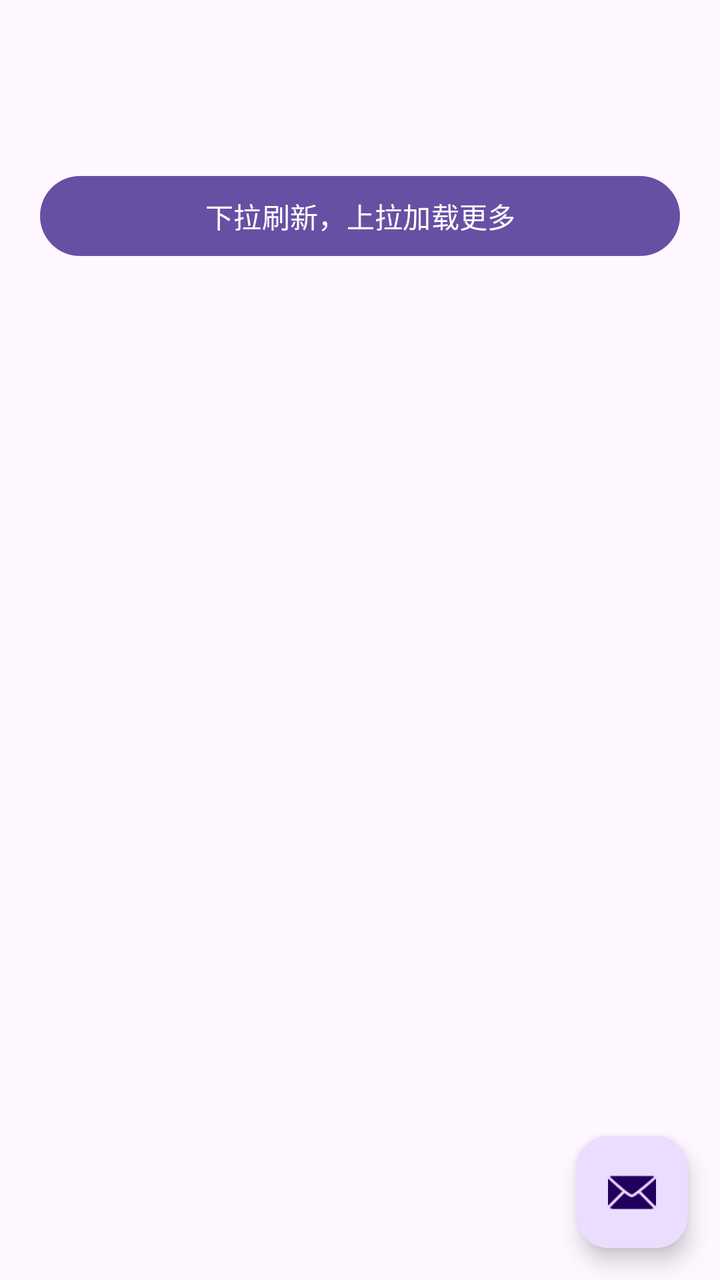
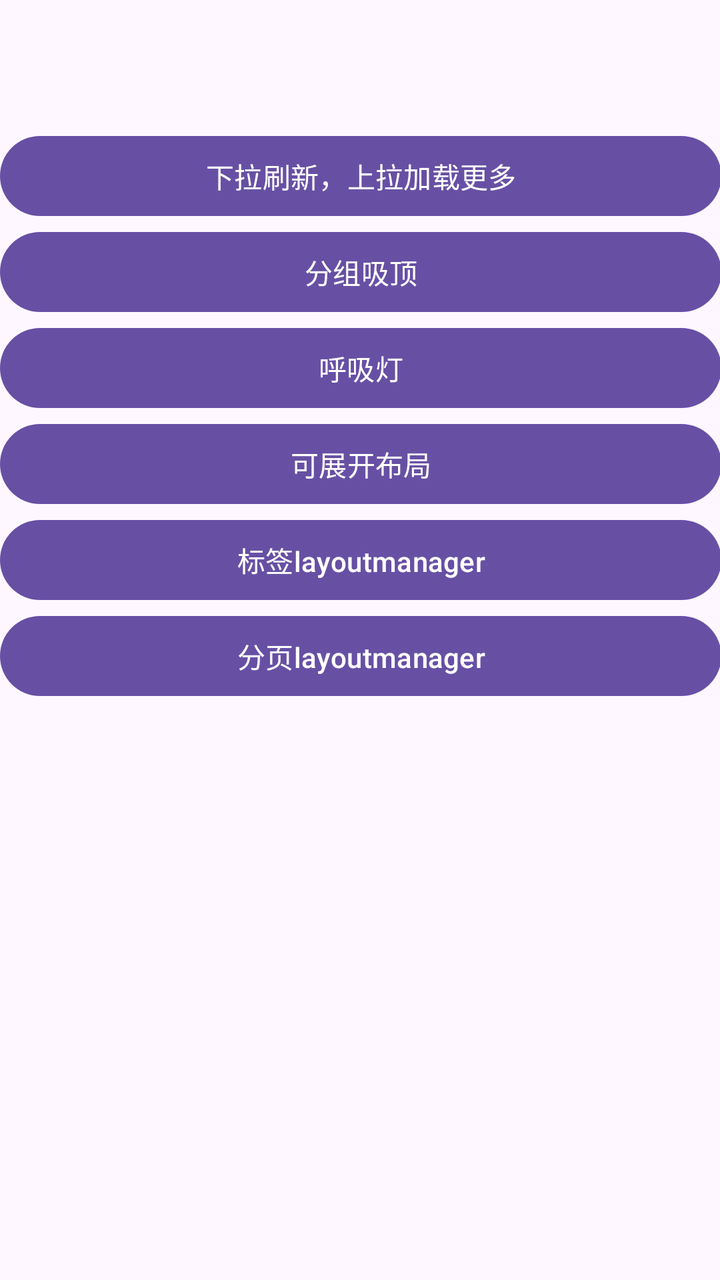

Compare the two renders of this Android layout. The source of the first and the diff that turns it into the second are given below.
<!-- AndroidManifest.xml: activity theme Theme.AppBase -->
<!-- res/layout/activity_main.xml -->
<?xml version="1.0" encoding="utf-8"?>
<androidx.coordinatorlayout.widget.CoordinatorLayout xmlns:android="http://schemas.android.com/apk/res/android"
    xmlns:app="http://schemas.android.com/apk/res-auto"
    xmlns:tools="http://schemas.android.com/tools"
    android:layout_width="match_parent"
    android:layout_height="match_parent"
    android:fitsSystemWindows="true"
    tools:context=".MainActivity">

    <com.google.android.material.appbar.AppBarLayout
        android:layout_width="match_parent"
        android:layout_height="wrap_content"
        android:fitsSystemWindows="true">

        <com.google.android.material.appbar.MaterialToolbar
            android:id="@+id/toolbar"
            android:layout_width="match_parent"
            android:layout_height="?attr/actionBarSize" />

    </com.google.android.material.appbar.AppBarLayout>

    <include
        layout="@layout/content_main"
        android:id="@+id/mLLContent"/>

    <com.google.android.material.floatingactionbutton.FloatingActionButton
        android:id="@+id/fab"
        android:layout_width="wrap_content"
        android:layout_height="wrap_content"
        android:layout_gravity="bottom|end"
        android:layout_marginEnd="@dimen/fab_margin"
        android:layout_marginBottom="16dp"
        app:srcCompat="@android:drawable/ic_dialog_email" />

</androidx.coordinatorlayout.widget.CoordinatorLayout>
<!-- res/layout/content_main.xml (included above) -->
<?xml version="1.0" encoding="utf-8"?>
<LinearLayout xmlns:android="http://schemas.android.com/apk/res/android"
    xmlns:app="http://schemas.android.com/apk/res-auto"
    android:layout_width="match_parent"
    android:layout_height="match_parent"
    android:padding="20dp"
    android:orientation="vertical"
    app:layout_behavior="@string/appbar_scrolling_view_behavior">

    <Button
        android:id="@+id/mBtnLoadMore"
        android:layout_width="match_parent"
        android:layout_height="wrap_content"
        android:text="下拉刷新，上拉加载更多"/>

</LinearLayout>
<!-- resources referenced by this layout -->
<resources>
  <dimen name="fab_margin">16dp</dimen>
  <style name="Theme.AppBase" parent="Base.Theme.AppBase" />
  <style name="Base.Theme.AppBase" parent="Theme.Material3.DayNight.NoActionBar">
          
          
      </style>
</resources>

<!-- the commit's change to res/layout/activity_main.xml (unified diff, before → after) -->
@@ -23,30 +23,58 @@
         layout="@layout/content_main"
         android:id="@+id/mLLContent"/>
 
-    <com.google.android.material.floatingactionbutton.FloatingActionButton
-        android:id="@+id/fab"
-        android:layout_width="wrap_content"
-        android:layout_height="wrap_content"
-        android:layout_gravity="bottom|end"
-        android:layout_marginEnd="@dimen/fab_margin"
-        android:layout_marginBottom="16dp"
-        app:srcCompat="@android:drawable/ic_dialog_email" />
-
 </androidx.coordinatorlayout.widget.CoordinatorLayout>
 <!-- res/layout/content_main.xml (included above) -->
 <?xml version="1.0" encoding="utf-8"?>
-<LinearLayout xmlns:android="http://schemas.android.com/apk/res/android"
+<androidx.core.widget.NestedScrollView xmlns:android="http://schemas.android.com/apk/res/android"
     xmlns:app="http://schemas.android.com/apk/res-auto"
     android:layout_width="match_parent"
     android:layout_height="match_parent"
-    android:padding="20dp"
+    android:padding="@dimen/dp_24"
     android:orientation="vertical"
     app:layout_behavior="@string/appbar_scrolling_view_behavior">
 
-    <Button
-        android:id="@+id/mBtnLoadMore"
+    <LinearLayout
         android:layout_width="match_parent"
-        android:layout_height="wrap_content"
-        android:text="下拉刷新，上拉加载更多"/>
+        android:layout_height="match_parent"
+        android:orientation="vertical">
 
-</LinearLayout>
+        <Button
+            android:id="@+id/mBtnLoadMore"
+            android:layout_width="match_parent"
+            android:layout_height="wrap_content"
+            android:text="下拉刷新，上拉加载更多"/>
+
+        <Button
+            android:id="@+id/mBtnStickyItemDecoration"
+            android:layout_width="match_parent"
+            android:layout_height="wrap_content"
+            android:text="分组吸顶"/>
+
+        <Button
+            android:id="@+id/mBtnBreatheRedView"
+            android:layout_width="match_parent"
+            android:layout_height="wrap_content"
+            android:text="呼吸灯"/>
+
+        <Button
+            android:id="@+id/mExpandableLayout"
+            android:layout_width="match_parent"
+            android:layout_height="wrap_content"
+            android:text="可展开布局"/>
+
+        <Button
+            android:id="@+id/mFlowLayoutManager"
+            android:layout_width="match_parent"
+            android:layout_height="wrap_content"
+            android:text="标签layoutmanager"/>
+
+        <Button
+            android:id="@+id/mPagerGridLayoutManager"
+            android:layout_width="match_parent"
+            android:layout_height="wrap_content"
+            android:text="分页layoutmanager"/>
+
+    </LinearLayout>
+
+</androidx.core.widget.NestedScrollView>
<!-- resource entries referenced after the edit -->
@@ -1,6 +1,5 @@
 <!-- resources referenced by this layout -->
 <resources>
-  <dimen name="fab_margin">16dp</dimen>
   <style name="Theme.AppBase" parent="Base.Theme.AppBase" />
   <style name="Base.Theme.AppBase" parent="Theme.Material3.DayNight.NoActionBar">
           
